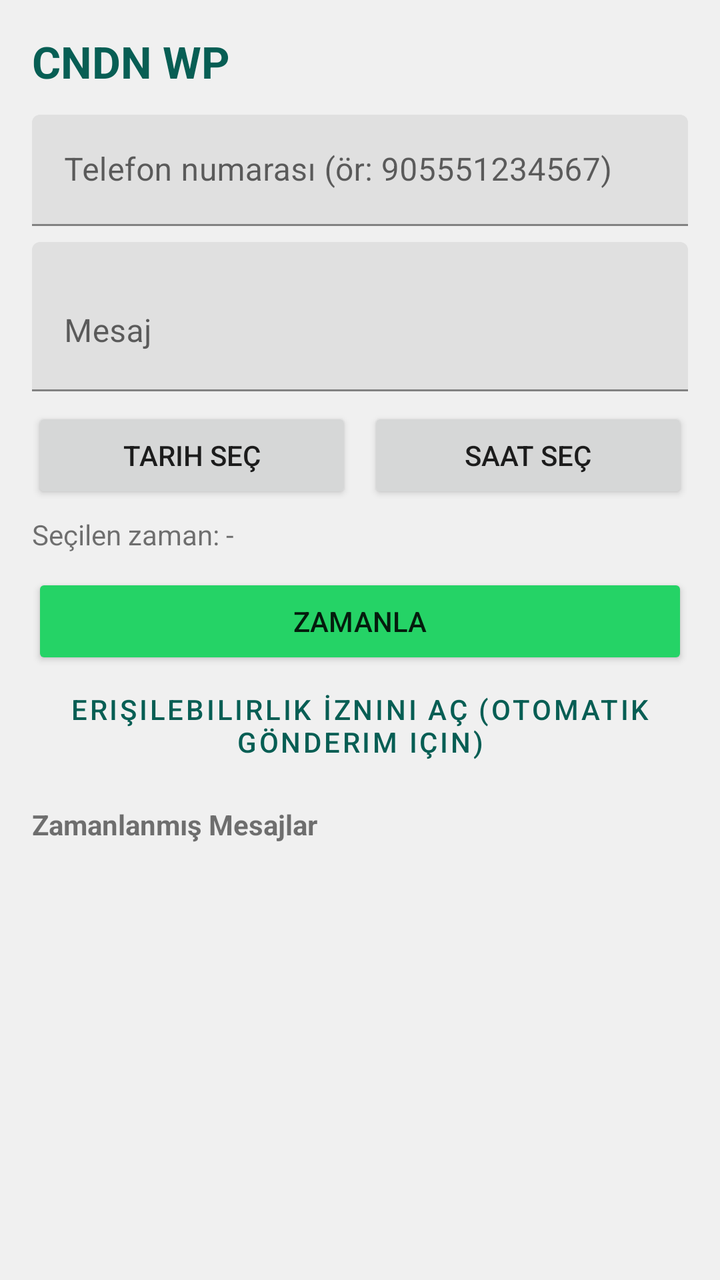
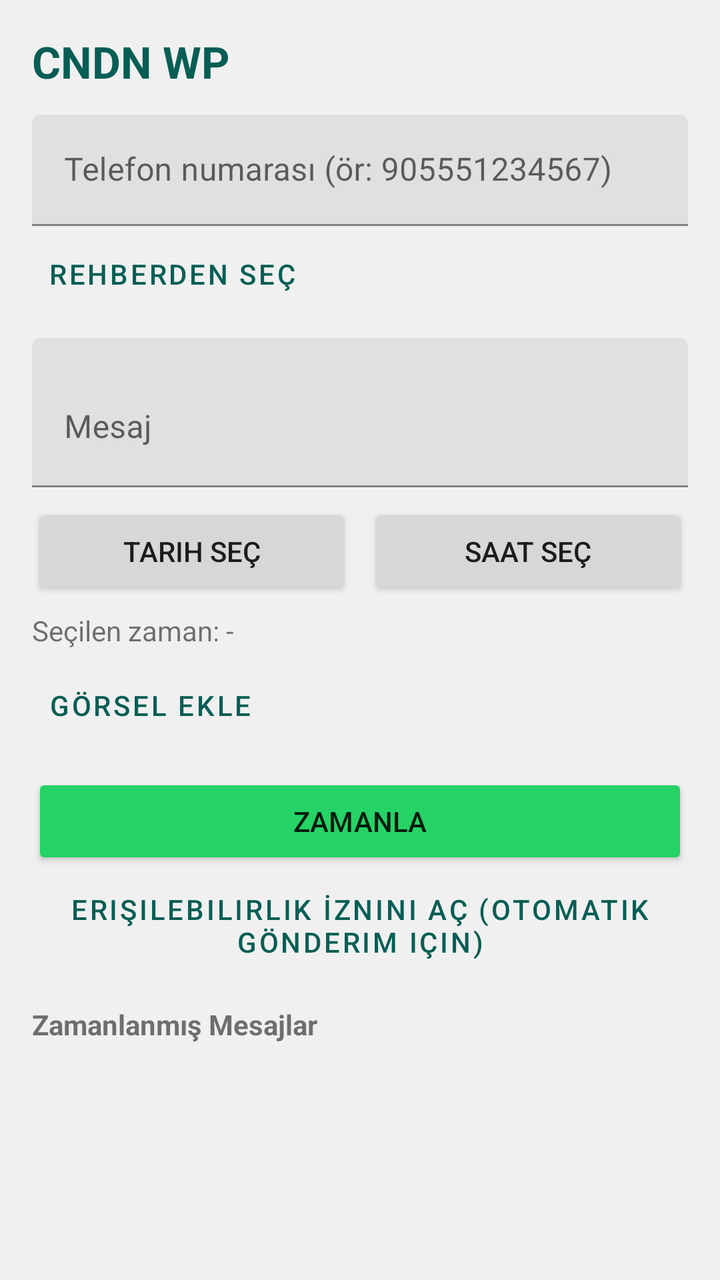

Two renders of the same Android screen: before a commit and after it. Below are the layout's source before the change and the commit's diff.
<!-- AndroidManifest.xml: application theme Theme.WhatsAppScheduler -->
<!-- res/layout/activity_main.xml -->
<?xml version="1.0" encoding="utf-8"?>
<LinearLayout xmlns:android="http://schemas.android.com/apk/res/android"
    android:layout_width="match_parent"
    android:layout_height="match_parent"
    android:orientation="vertical"
    android:padding="16dp"
    android:background="@color/light_gray">

    <TextView
        android:layout_width="wrap_content"
        android:layout_height="wrap_content"
        android:text="@string/app_name"
        android:textSize="22sp"
        android:textStyle="bold"
        android:textColor="@color/whatsapp_dark_green"
        android:layout_marginBottom="12dp" />

    <com.google.android.material.textfield.TextInputLayout
        android:layout_width="match_parent"
        android:layout_height="wrap_content"
        android:hint="Telefon numarası (ör: 905551234567)">
        <com.google.android.material.textfield.TextInputEditText
            android:id="@+id/editPhoneNumber"
            android:layout_width="match_parent"
            android:layout_height="wrap_content"
            android:inputType="phone" />
    </com.google.android.material.textfield.TextInputLayout>

    <com.google.android.material.textfield.TextInputLayout
        android:layout_width="match_parent"
        android:layout_height="wrap_content"
        android:layout_marginTop="8dp"
        android:hint="Mesaj">
        <com.google.android.material.textfield.TextInputEditText
            android:id="@+id/editMessage"
            android:layout_width="match_parent"
            android:layout_height="wrap_content"
            android:inputType="textMultiLine"
            android:minLines="2" />
    </com.google.android.material.textfield.TextInputLayout>

    <LinearLayout
        android:layout_width="match_parent"
        android:layout_height="wrap_content"
        android:orientation="horizontal"
        android:layout_marginTop="8dp">

        <Button
            android:id="@+id/btnPickDate"
            android:layout_width="0dp"
            android:layout_height="wrap_content"
            android:layout_weight="1"
            android:layout_marginEnd="4dp"
            android:text="Tarih Seç" />

        <Button
            android:id="@+id/btnPickTime"
            android:layout_width="0dp"
            android:layout_height="wrap_content"
            android:layout_weight="1"
            android:layout_marginStart="4dp"
            android:text="Saat Seç" />
    </LinearLayout>

    <TextView
        android:id="@+id/textSelectedDateTime"
        android:layout_width="wrap_content"
        android:layout_height="wrap_content"
        android:layout_marginTop="6dp"
        android:text="Seçilen zaman: -" />

    <Button
        android:id="@+id/btnSchedule"
        android:layout_width="match_parent"
        android:layout_height="wrap_content"
        android:layout_marginTop="10dp"
        android:backgroundTint="@color/whatsapp_green"
        android:text="Zamanla" />

    <Button
        android:id="@+id/btnOpenAccessibilitySettings"
        style="?attr/borderlessButtonStyle"
        android:layout_width="match_parent"
        android:layout_height="wrap_content"
        android:layout_marginTop="4dp"
        android:text="Erişilebilirlik İznini Aç (otomatik gönderim için)" />

    <TextView
        android:layout_width="wrap_content"
        android:layout_height="wrap_content"
        android:layout_marginTop="16dp"
        android:textStyle="bold"
        android:text="Zamanlanmış Mesajlar" />

    <androidx.recyclerview.widget.RecyclerView
        android:id="@+id/recyclerScheduledMessages"
        android:layout_width="match_parent"
        android:layout_height="0dp"
        android:layout_weight="1"
        android:layout_marginTop="6dp" />

</LinearLayout>
<!-- resources referenced by this layout -->
<resources>
  <color name="light_gray">#F0F0F0</color>
  <color name="whatsapp_dark_green">#075E54</color>
  <color name="whatsapp_green">#25D366</color>
  <string name="app_name">CNDN WP</string>
  <style name="Theme.WhatsAppScheduler" parent="Theme.MaterialComponents.DayNight.NoActionBar">
          <item name="colorPrimary">@color/whatsapp_dark_green</item>
          <item name="colorPrimaryVariant">@color/whatsapp_dark_green</item>
          <item name="colorOnPrimary">@color/white</item>
          <item name="colorSecondary">@color/whatsapp_green</item>
          <item name="colorSecondaryVariant">@color/whatsapp_green</item>
          <item name="colorOnSecondary">@color/black</item>
          <item name="android:statusBarColor">@color/whatsapp_dark_green</item>
      </style>
  <color name="white">#FFFFFF</color>
  <color name="black">#000000</color>
</resources>

<!-- the commit's change to res/layout/activity_main.xml (unified diff, before → after) -->
@@ -25,6 +25,13 @@
             android:layout_height="wrap_content"
             android:inputType="phone" />
     </com.google.android.material.textfield.TextInputLayout>
+
+    <Button
+        android:id="@+id/btnPickContact"
+        style="?attr/borderlessButtonStyle"
+        android:layout_width="wrap_content"
+        android:layout_height="wrap_content"
+        android:text="Rehberden Seç" />
 
     <com.google.android.material.textfield.TextInputLayout
         android:layout_width="match_parent"
@@ -69,6 +76,38 @@
         android:layout_marginTop="6dp"
         android:text="Seçilen zaman: -" />
 
+    <LinearLayout
+        android:layout_width="match_parent"
+        android:layout_height="wrap_content"
+        android:orientation="horizontal"
+        android:layout_marginTop="4dp"
+        android:gravity="center_vertical">
+
+        <Button
+            android:id="@+id/btnPickImage"
+            style="?attr/borderlessButtonStyle"
+            android:layout_width="wrap_content"
+            android:layout_height="wrap_content"
+            android:text="Görsel Ekle" />
+
+        <ImageView
+            android:id="@+id/imagePreview"
+            android:layout_width="48dp"
+            android:layout_height="48dp"
+            android:layout_marginStart="8dp"
+            android:visibility="gone"
+            android:scaleType="centerCrop"
+            android:contentDescription="Seçilen görsel önizlemesi" />
+
+        <Button
+            android:id="@+id/btnRemoveImage"
+            style="?attr/borderlessButtonStyle"
+            android:layout_width="wrap_content"
+            android:layout_height="wrap_content"
+            android:text="Kaldır"
+            android:visibility="gone" />
+    </LinearLayout>
+
     <Button
         android:id="@+id/btnSchedule"
         android:layout_width="match_parent"
